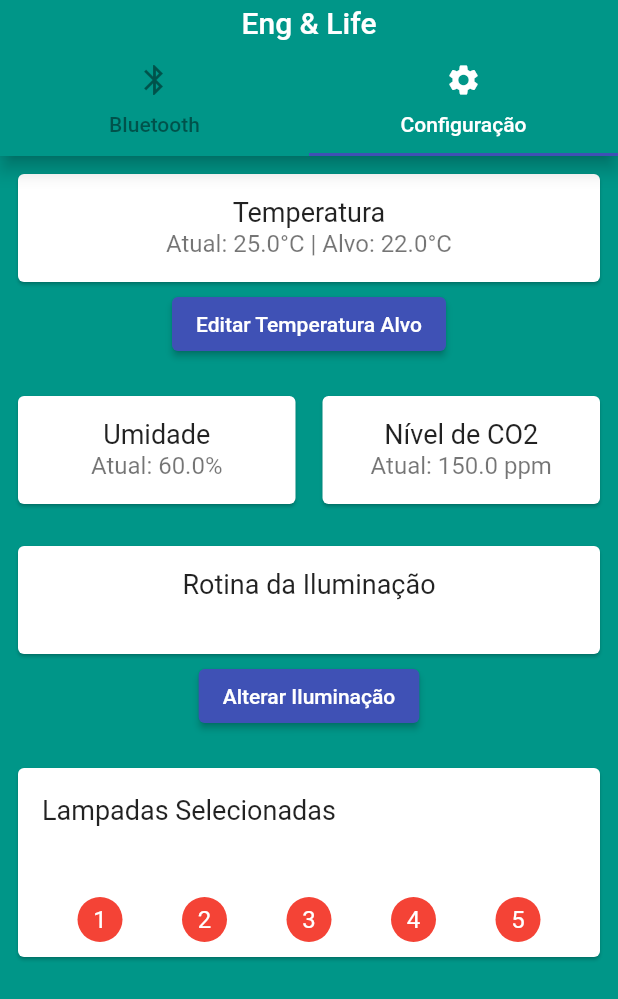
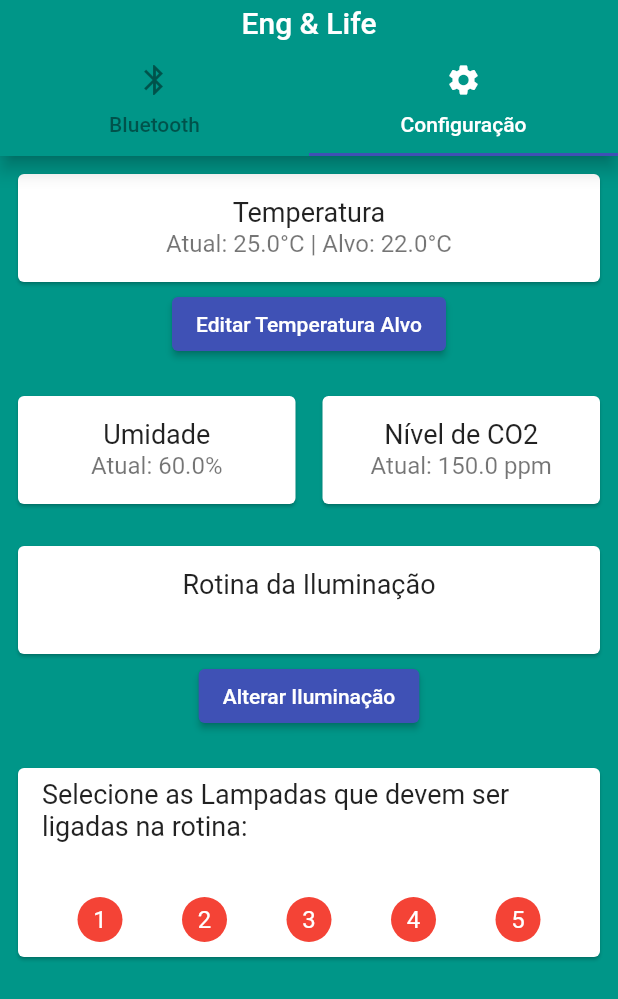
Before and after one commit to Fernando-H-Garcia/estufa, a Flutter app: the screen it shows after launch, tab 2 chosen, on a phone screen of 412 x 824 dp. Shown: the top 999 px of the screen. Run offline on Flutter 3.47's test engine with Material 2 defaults, Android fonts, the phone set to English and light mode, and no system bars; our stand-ins replace flutter_bluetooth_serial, wakelock.

Commit message:
Fiz alguns poucos ajustes só

```diff
--- a/lib/Controle.dart
+++ b/lib/Controle.dart
@@ -1110,7 +1110,7 @@ class _MyHomePageState extends State<MyHomePage> with TickerProviderStateMixin {
                           children: [
                             ListTile(
                               title: const Text(
-                                'Lampadas Selecionadas',
+                                'Selecione as Lampadas que devem ser ligadas na rotina:',
                                 style: TextStyle(fontSize: 18),
                               ),
 
```
